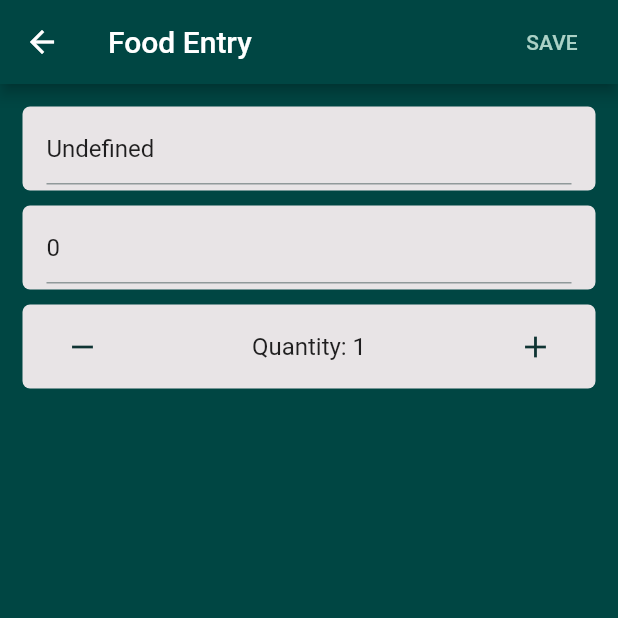
After one commit to DJayalath/calorie_counter, a Flutter app: the FoodView screen opened directly, on a phone screen of 412 x 824 dp, the top half of it. The commit adds this screen. Run offline on Flutter 3.47's test engine with Material 2 defaults, Android fonts, the phone set to English and light mode, and no system bars; our stand-ins replace shared_preferences; accounts and stored records are empty.

Commit message:
Finished rudimentary food item add page

```diff
--- a/lib/entry_view.dart
+++ b/lib/entry_view.dart
@@ -6,6 +6,7 @@ import 'package:shared_preferences/shared_preferences.dart';
 import 'dart:convert';
 
 import 'diary_entry.dart';
+import 'food_view.dart';
 
 class EntryView extends StatefulWidget {
 
@@ -41,6 +42,7 @@ class EntryViewState extends State<EntryView> {
                 total = widget.diaryEntry.totalDinner;
                 break;
             case "Other":
+                mealName = "Snacks";
                 meal = widget.diaryEntry.other;
                 total = widget.diaryEntry.totalOther;
                 break;
@@ -63,6 +65,23 @@ class EntryViewState extends State<EntryView> {
                                     fontWeight: FontWeight.bold,
                                 )
                             ),
+                            leading: IconButton(
+                                icon: Icon(
+                                    Icons.add,
+                                    color: Color(0xff0f3433),
+                                ),
+                                onPressed: () async {
+                                    var result = await Navigator.push(
+                                        context,
+                                        MaterialPageRoute(builder: (context) => FoodView(FoodEntry.empty())),
+                                    );
+                                    if (result != null) {
+                                        setState(() {
+                                            meal.add(result);
+                                        });
+                                    }
+                                },
+                            ),
                             trailing: Text(
                                 "$total Calories",
                                 style: TextStyle(
@@ -82,7 +101,7 @@ class EntryViewState extends State<EntryView> {
                             print(index);
                             return ListTile(
                                 title: Text(
-                                    foodEntry.name,
+                                    "${foodEntry.name} (x${foodEntry.quantity})",
                                     style: TextStyle(
                                         color: themeData.colorScheme.primaryVariant,
                                     )
@@ -104,6 +123,17 @@ class EntryViewState extends State<EntryView> {
                                         });
                                     },
                                 ),
+                                onTap: () async {
+                                    var result = await Navigator.push(
+                                        context,
+                                        MaterialPageRoute(builder: (context) => FoodView(foodEntry)),
+                                    );
+                                    if (result != null) {
+                                        setState(() {
+                                            meal[index] = result;
+                                        });
+                                    }
+                                },
                             );
                         },
                     ),
@@ -148,7 +178,6 @@ class EntryViewState extends State<EntryView> {
                                 .colorScheme
                                 .primaryVariant,
                             child: ListTile(
-//                                onTap: () => _pushAddRoute(diaryEntry),
                                 title: Text(
                                     widget.diaryEntry.humanReadableDate,
                                     style: TextStyle(
--- a/lib/food_entry.dart
+++ b/lib/food_entry.dart
@@ -3,6 +3,12 @@ class FoodEntry {
     String name;
     int calories;
     int quantity;
+
+    FoodEntry.empty() {
+        name = "Undefined";
+        calories = 0;
+        quantity = 1;
+    }
 
     FoodEntry(this.name, this.calories, this.quantity);
 
--- /dev/null
+++ b/lib/food_view.dart
@@ -0,0 +1,133 @@
+import 'package:caloriecounter/food_entry.dart';
+import 'package:flutter/cupertino.dart';
+import 'package:flutter/material.dart';
+
+class FoodView extends StatefulWidget {
+
+    FoodEntry foodEntry;
+
+    FoodView(this.foodEntry);
+
+    @override
+    FoodViewState createState() => FoodViewState();
+}
+
+class FoodViewState extends State<FoodView> {
+
+    TextEditingController _nameController;
+    TextEditingController _calController;
+
+    @override
+    void initState() {
+        super.initState();
+        _nameController = new TextEditingController(text: widget.foodEntry.name);
+        _calController = new TextEditingController(text: widget.foodEntry.calories.toString());
+    }
+
+
+    @override
+    Widget build(BuildContext context) {
+        ThemeData themeData = Theme.of(context);
+        return Scaffold(
+            appBar: AppBar(
+                title: Text(
+                    "Food Entry"
+                ),
+                actions: <Widget>[
+                    FlatButton(
+                        textColor: themeData.colorScheme.onBackground,
+                        onPressed: () {
+                            Navigator.pop(context, widget.foodEntry);
+                        },
+                        child: Text(
+                            "SAVE",
+                        )
+                    )
+                ],
+            ),
+            body: ListView(
+                padding: EdgeInsets.symmetric(vertical: 10.0, horizontal: 15.0),
+                children: <Widget>[
+                    Container(
+                        margin: EdgeInsets.symmetric(vertical: 5.0),
+                        decoration: BoxDecoration(
+                            color: Theme
+                                .of(context)
+                                .colorScheme
+                                .onPrimary,
+                            borderRadius: BorderRadius.all(Radius.circular(5.0)),
+                        ),
+                        child: ListTile(
+                            title: TextField(
+                                controller: _nameController,
+                                decoration: InputDecoration(
+                                    hintText: 'Name',
+                                ),
+                            ),
+                        ),
+                    ),
+                    Container(
+                        margin: EdgeInsets.symmetric(vertical: 5.0),
+                        decoration: BoxDecoration(
+                            color: Theme
+                                .of(context)
+                                .colorScheme
+                                .onPrimary,
+                            borderRadius: BorderRadius.all(Radius.circular(5.0)),
+                        ),
+                        child: ListTile(
+                            title: TextField(
+                                controller: _calController,
+                                decoration: InputDecoration(
+                                    hintText: 'Calories',
+                                ),
+                            ),
+                        ),
+                    ),
+                    Container(
+                        margin: EdgeInsets.symmetric(vertical: 5.0),
+                        decoration: BoxDecoration(
+                            color: Theme
+                                .of(context)
+                                .colorScheme
+                                .onPrimary,
+                            borderRadius: BorderRadius.all(Radius.circular(5.0)),
+                        ),
+                        child: ListTile(
+                            leading: IconButton(
+                                icon: Icon(
+                                    Icons.remove,
+                                    color: Color(0xff0f3433),
+                                ),
+                                onPressed: () {
+                                    setState(() {
+                                        if (widget.foodEntry.quantity > 1) {
+                                            widget.foodEntry.quantity -= 1;
+                                        }
+                                    });
+                                },
+                            ),
+                            trailing: IconButton(
+                                icon: Icon(
+                                    Icons.add,
+                                    color: Color(0xff0f3433),
+                                ),
+                                onPressed: () {
+                                    setState(() {
+                                        widget.foodEntry.quantity += 1;
+                                    });
+                                },
+                            ),
+                            title: Center(
+                                child: Text(
+                                    "Quantity: ${widget.foodEntry.quantity}",
+                                ),
+                            )
+                        ),
+                    )
+                ],
+            ),
+        );
+    }
+
+}
```
